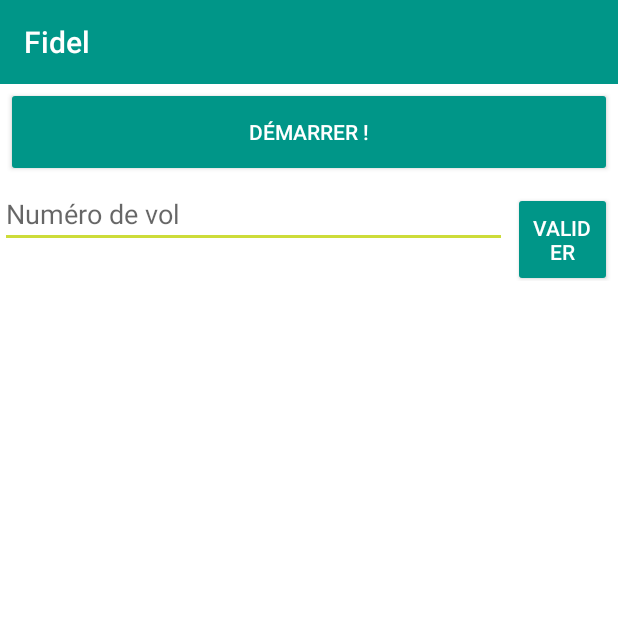
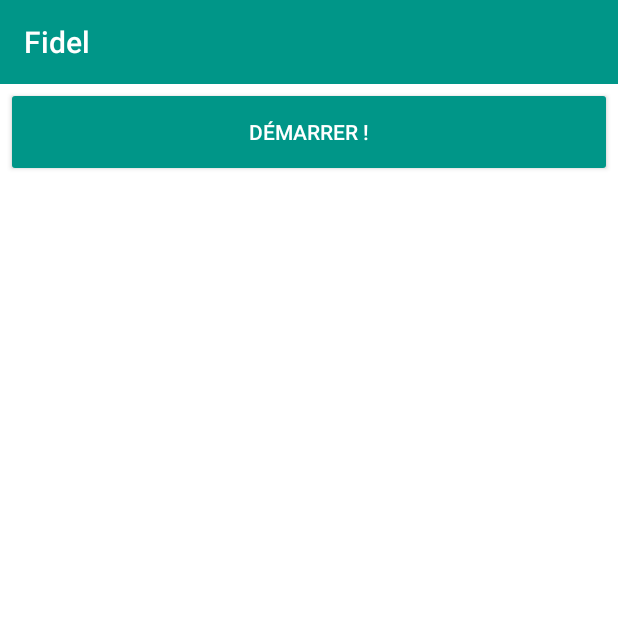
Before and after one commit to Symsystem/Fidel, an Android app: the screen it shows after launch (MainActivity), on a phone screen of 412 x 824 dp, the top half of it. Run offline under Robolectric (Android 15) with nearby library versions, the phone set to English and light mode, and no system bars; our stand-ins replace ButterKnife.

Commit message:
Enter numéro de vol

```diff
--- a/app/src/main/java/com/fidel/fidel/MainActivity.java
+++ b/app/src/main/java/com/fidel/fidel/MainActivity.java
@@ -3,20 +3,50 @@ package com.fidel.fidel;
 import android.os.Bundle;
 import android.support.v7.app.ActionBarActivity;
 import android.support.v7.widget.Toolbar;
+import android.view.View;
+import android.widget.Button;
+import android.widget.LinearLayout;
+
+import butterknife.ButterKnife;
+import butterknife.InjectView;
 
 
 public class MainActivity extends ActionBarActivity {
 
     Toolbar toolbar;
 
+    @InjectView(R.id.numVolLayout) LinearLayout mNumVolLayout;
+    @InjectView(R.id.startButton) Button mStartButton;
+
+    boolean startClicked = false;
+
     @Override
     protected void onCreate(Bundle savedInstanceState) {
         super.onCreate(savedInstanceState);
         setContentView(R.layout.activity_main);
 
+        ButterKnife.inject(this);
+
         toolbar = (Toolbar) findViewById(R.id.toolbar);
         setSupportActionBar(toolbar);
         getSupportActionBar().setDisplayShowHomeEnabled(true);
 
+        mNumVolLayout.setVisibility(View.GONE);
+
+        mStartButton.setOnClickListener(new View.OnClickListener() {
+            @Override
+            public void onClick(View v) {
+                if(startClicked){
+                    mStartButton.setText(R.string.cancel);
+                    mNumVolLayout.setVisibility(View.VISIBLE);
+                }
+                else{
+                    mStartButton.setText(R.string.start);
+                    mNumVolLayout.setVisibility(View.GONE);
+                }
+                startClicked = !startClicked;
+            }
+        });
+
     }
 }
--- a/app/src/main/res/layout/activity_main.xml
+++ b/app/src/main/res/layout/activity_main.xml
@@ -18,19 +18,22 @@
             android:layout_width="match_parent"
             android:layout_height="wrap_content"
             android:text="@string/start"
-            style="@style/MenuButton"/>
+            style="@style/MenuButton"
+            android:id="@+id/startButton"/>
 
         <LinearLayout
             android:orientation="horizontal"
             android:layout_width="match_parent"
             android:layout_height="wrap_content"
-            android:layout_gravity="center_horizontal">
+            android:layout_gravity="center_horizontal"
+            android:weightSum="100"
+            android:id="@+id/numVolLayout">
 
             <EditText
-                android:layout_width="match_parent"
+                android:layout_width="wrap_content"
                 android:layout_height="wrap_content"
                 android:id="@+id/editNumVol"
-                android:layout_weight="5"
+                android:layout_weight="90"
                 android:hint="@string/enterNumVol"/>
 
             <Button
@@ -38,8 +41,9 @@
                 android:layout_height="wrap_content"
                 android:text="@string/valider"
                 android:id="@+id/okNumVol"
-                android:layout_weight="2"
-                style="@style/MenuButton"/>
+                android:layout_weight="10"
+                style="@style/MenuButton"
+                android:nestedScrollingEnabled="true"/>
         </LinearLayout>
 
 
--- a/app/src/main/res/values/strings.xml
+++ b/app/src/main/res/values/strings.xml
@@ -5,6 +5,7 @@
     <string name="action_settings">Settings</string>
 
     <string name="start">Démarrer !</string>
+    <string name="cancel">Annuler</string>
     <string name="valider">Valider</string>
     <string name="enterNumVol">Numéro de vol</string>
 </resources>
```
